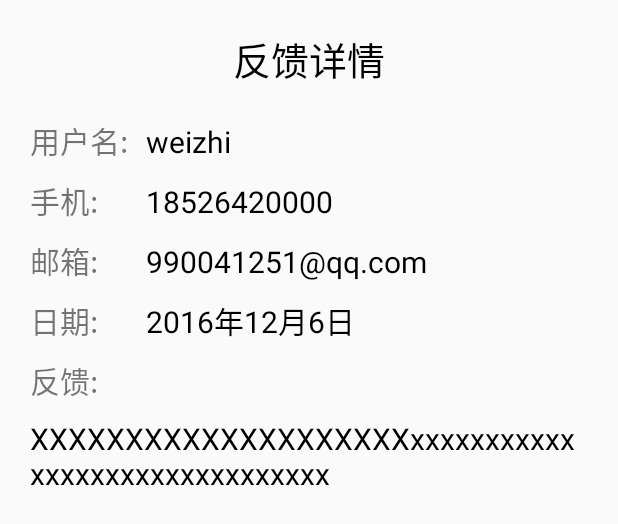
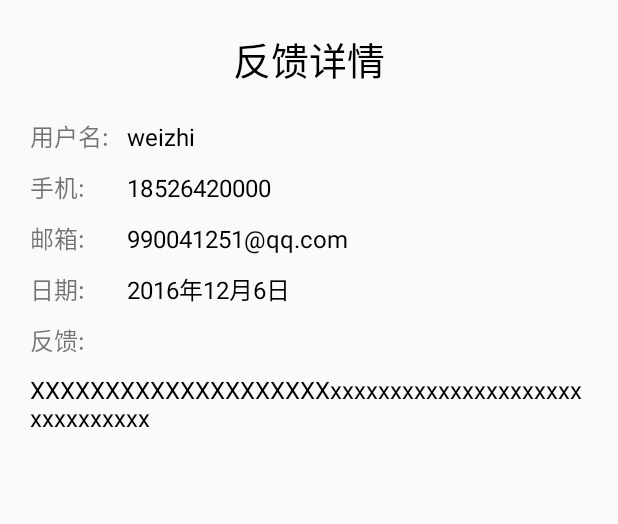
Before and after one commit to AiProgram/TAC-Android, an Android app: the layout dialog_feed_back_detail.xml on its own in the app's theme, with its tools: preview values and no code run, on a phone screen of 412 x 824 dp. Shown: the top 524 px of the screen. Run offline under Robolectric (Android 15) with nearby library versions, the phone set to English and light mode, and no system bars.

Commit message:
完善了日期差值显示以及反馈弹窗详情

```diff
--- a/app/src/main/java/com/tac/iparttimejob/UI/MyManager/Feedback.java
+++ b/app/src/main/java/com/tac/iparttimejob/UI/MyManager/Feedback.java
@@ -5,6 +5,7 @@ import android.support.annotation.Nullable;
 import android.support.v7.app.AppCompatActivity;
 import android.view.View;
 import android.widget.Button;
+import android.widget.EditText;
 import android.widget.Toast;
 
 import com.rengwuxian.materialedittext.MaterialEditText;
@@ -23,7 +24,7 @@ import java.util.Map;
 
 public class Feedback extends AppCompatActivity {
 
-    private MaterialEditText et_set_advice;
+    private EditText et_set_advice;
     private Button btn_send_feedback;
     private Button btn_cancel_feedback;
 
@@ -39,7 +40,7 @@ public class Feedback extends AppCompatActivity {
     }
 
     private void getViews(){
-        et_set_advice=(MaterialEditText) findViewById(R.id.et_set_advice);
+        et_set_advice=(EditText) findViewById(R.id.et_set_advice);
         btn_send_feedback=(Button) findViewById(R.id.btn_send_feedback);
         btn_cancel_feedback=(Button) findViewById(R.id.btn_cancel_feedback);
     }
--- a/app/src/main/res/layout/feed_back_detail.xml
+++ b/app/src/main/res/layout/dialog_feed_back_detail.xml
@@ -18,108 +18,108 @@
         android:layout_width="wrap_content"
         android:layout_height="wrap_content"
         android:text="用户名:"
-        android:textSize="20dp"
         android:layout_below="@+id/feed_back_title"
         android:layout_alignParentStart="true"
         android:layout_marginStart="20dp"
         android:id="@+id/feed_back_username_tip"
-        android:layout_marginTop="20dp"/>
+        android:layout_marginTop="20dp"
+        android:textSize="16dp" />
 
     <TextView
         android:layout_width="wrap_content"
         android:layout_height="wrap_content"
         android:text="weizhi"
-        android:textSize="20dp"
         android:textColor="@color/black"
         android:layout_marginStart="12dp"
-        android:id="@+id/feed_back_username"
+        android:id="@+id/tv_username_feedback"
         android:layout_alignBaseline="@+id/feed_back_username_tip"
         android:layout_alignBottom="@+id/feed_back_username_tip"
-        android:layout_toEndOf="@+id/feed_back_username_tip" />
+        android:layout_toEndOf="@+id/feed_back_username_tip"
+        android:textSize="16dp" />
 
     <TextView
         android:layout_width="wrap_content"
         android:layout_height="wrap_content"
         android:text="手机:"
-        android:textSize="20dp"
         android:id="@+id/feed_back_phone_tip"
         android:layout_marginTop="10dp"
         android:layout_below="@+id/feed_back_username_tip"
-        android:layout_alignStart="@+id/feed_back_username_tip" />
+        android:layout_alignStart="@+id/feed_back_username_tip"
+        android:textSize="16dp" />
 
     <TextView
         android:layout_width="wrap_content"
         android:layout_height="wrap_content"
         android:text="反馈:"
-        android:textSize="20dp"
         android:id="@+id/feed_back_detail_tip"
         android:layout_below="@+id/feed_back_data_tip"
         android:layout_alignStart="@+id/feed_back_data_tip"
-        android:layout_marginTop="10dp" />
+        android:layout_marginTop="10dp"
+        android:textSize="16dp" />
 
     <TextView
         android:layout_width="wrap_content"
         android:layout_height="wrap_content"
         android:text="XXXXXXXXXXXXXXXXXXXXxxxxxxxxxxxxxxxxxxxxxxxxxxxxxxx"
-        android:textSize="20dp"
         android:textColor="@color/black"
-        android:id="@+id/feed_back_detail"
+        android:id="@+id/tv_detail_feedback"
         android:layout_below="@+id/feed_back_detail_tip"
         android:layout_alignStart="@+id/feed_back_detail_tip"
         android:layout_marginTop="10dp"
-        android:layout_marginEnd="20dp"/>
+        android:layout_marginEnd="20dp"
+        android:textSize="16dp" />
 
     <TextView
         android:layout_width="wrap_content"
         android:layout_height="wrap_content"
         android:text="2016年12月6日"
-        android:textSize="20dp"
         android:textColor="@color/black"
-        android:id="@+id/feed_back_data"
+        android:id="@+id/tv_time_feedback"
         android:layout_alignBaseline="@+id/feed_back_data_tip"
         android:layout_alignBottom="@+id/feed_back_data_tip"
-        android:layout_alignStart="@+id/feed_back_username" />
+        android:layout_alignStart="@+id/tv_username_feedback"
+        android:textSize="16dp" />
 
     <TextView
         android:layout_width="wrap_content"
         android:layout_height="wrap_content"
         android:text="邮箱:"
-        android:textSize="20dp"
         android:id="@+id/feed_back_email_tip"
         android:layout_below="@+id/feed_back_phone_tip"
         android:layout_alignStart="@+id/feed_back_phone_tip"
-        android:layout_marginTop="10dp" />
+        android:layout_marginTop="10dp"
+        android:textSize="16dp" />
 
     <TextView
         android:layout_width="wrap_content"
         android:layout_height="wrap_content"
         android:text="日期:"
-        android:textSize="20dp"
         android:id="@+id/feed_back_data_tip"
         android:layout_marginTop="10dp"
         android:layout_below="@+id/feed_back_email_tip"
-        android:layout_alignStart="@+id/feed_back_email_tip" />
+        android:layout_alignStart="@+id/feed_back_email_tip"
+        android:textSize="16dp" />
 
     <TextView
         android:layout_width="wrap_content"
         android:layout_height="wrap_content"
         android:text="990041251@qq.com"
-        android:textSize="20dp"
         android:textColor="@color/black"
-        android:id="@+id/feed_back_email"
+        android:id="@+id/tv_email_feedback"
         android:layout_alignBaseline="@+id/feed_back_email_tip"
         android:layout_alignBottom="@+id/feed_back_email_tip"
-        android:layout_alignStart="@+id/feed_back_phone" />
+        android:layout_alignStart="@+id/tv_phone_feedback"
+        android:textSize="16dp" />
 
     <TextView
         android:layout_width="wrap_content"
         android:layout_height="wrap_content"
         android:text="18526420000"
-        android:textSize="20dp"
         android:textColor="@color/black"
-        android:id="@+id/feed_back_phone"
+        android:id="@+id/tv_phone_feedback"
         android:layout_alignBaseline="@+id/feed_back_phone_tip"
         android:layout_alignBottom="@+id/feed_back_phone_tip"
-        android:layout_alignStart="@+id/feed_back_username" />
+        android:layout_alignStart="@+id/tv_username_feedback"
+        android:textSize="16dp" />
 
 </RelativeLayout>
```
Also changed, not shown: app/src/main/java/com/tac/iparttimejob/UI/Admin/UncheckingFeedbackList.java (+35 -0 lines), app/src/main/java/com/tac/iparttimejob/UI/GiveAndReceiveJobs/JobContentForGiver.java (+19 -1 lines), app/src/main/java/com/tac/iparttimejob/UI/Utils/FormatedTimeGeter.java (+39 -0 lines).
